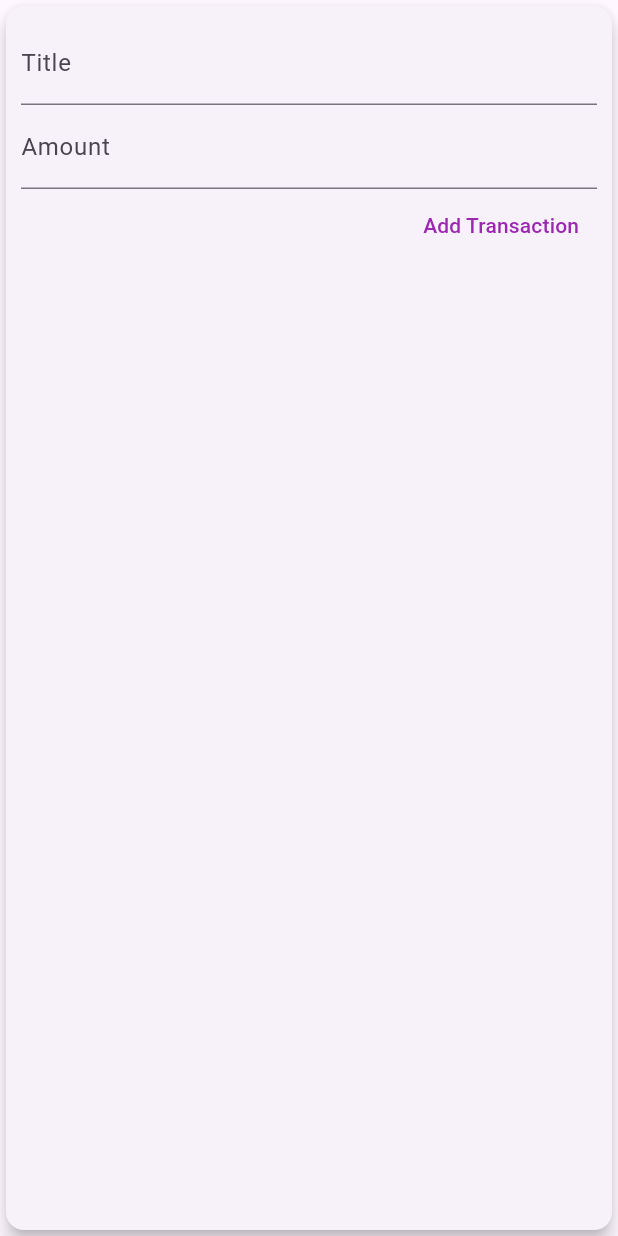
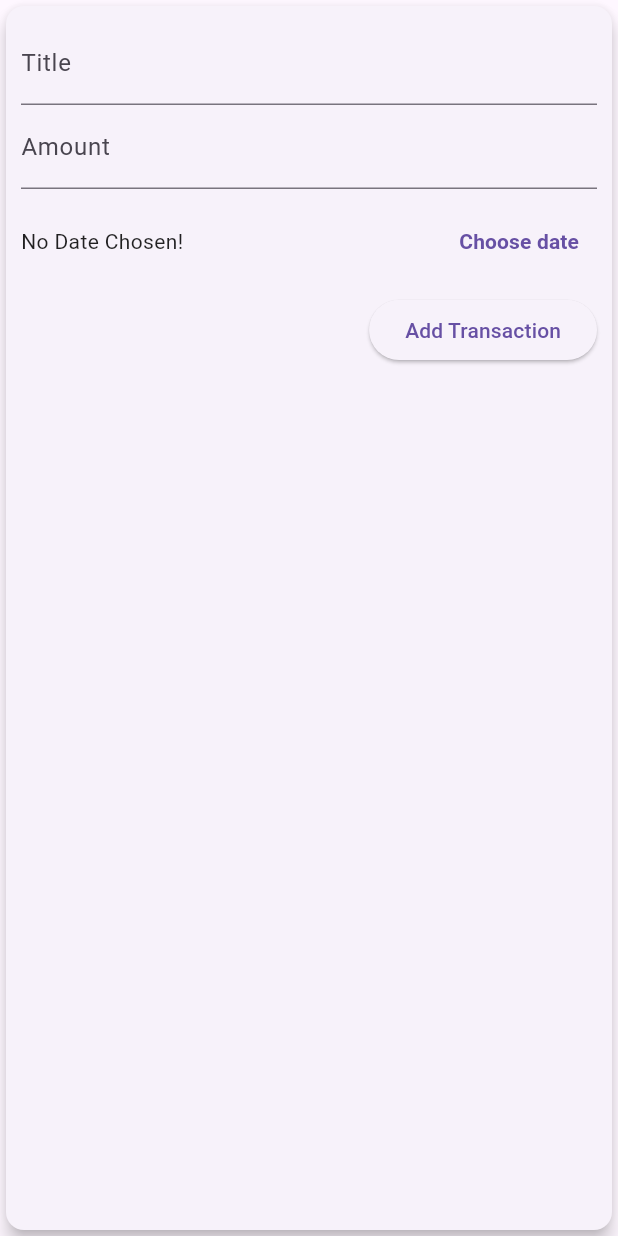
Before and after one commit to dmk1111/flutter_expenses_app, a Flutter app: the NewTransaction widget shown alone on an empty page, opened directly with empty values, after a tap on "Add Transaction", on a phone screen of 412 x 824 dp. Run offline on Flutter 3.47's test engine with Material 2 defaults, Android fonts, the phone set to English and light mode, and no system bars.

Commit message:
add datepicker to select dates

```diff
--- a/lib/main.dart
+++ b/lib/main.dart
@@ -82,11 +82,11 @@
         .toList();
   }
 
-  void _addNewTransaction(String title, double amount) {
+  void _addNewTransaction(String title, double amount, DateTime newDate) {
     final newTx = Transaction(
       title: title,
       amount: amount,
-      date: DateTime.now(),
+      date: newDate,
       id: DateTime.now().toString(),
     );
 
--- a/lib/widgets/new_transaction.dart
+++ b/lib/widgets/new_transaction.dart
@@ -1,7 +1,8 @@
 import 'package:flutter/material.dart';
+import 'package:intl/intl.dart';
 
 class NewTransaction extends StatefulWidget {
-  final void Function(String, double) addCallback;
+  final void Function(String, double, DateTime) addCallback;
   NewTransaction({super.key, required this.addCallback});
 
   @override
@@ -9,24 +10,41 @@
 }
 
 class _NewTransactionState extends State<NewTransaction> {
-  final titleController = TextEditingController();
-
-  final amountController = TextEditingController();
+  final _titleController = TextEditingController();
+  final _amountController = TextEditingController();
+  DateTime? _selectedDate;
 
   void _submitData() {
-    final enteredTitle = titleController.text;
-    final enteredAmount = double.parse(amountController.text);
+    if (_amountController.text.isEmpty) {
+      return;
+    }
+    final enteredTitle = _titleController.text;
+    final enteredAmount = double.parse(_amountController.text);
 
-    if (enteredTitle.isEmpty || enteredAmount <= 0) {
+    if (enteredTitle.isEmpty || enteredAmount <= 0 || _selectedDate == null) {
       return;
     }
 
-    widget.addCallback(
-      enteredTitle,
-      enteredAmount,
-    );
+    widget.addCallback(enteredTitle, enteredAmount, _selectedDate!);
 
     Navigator.of(context).pop();
+  }
+
+  void _presentDatePicker() {
+    showDatePicker(
+      context: context,
+      initialDate: DateTime.now(),
+      firstDate: DateTime(2019),
+      lastDate: DateTime.now(),
+    ).then((pickedDate) {
+      if (pickedDate == null) {
+        return;
+      }
+
+      setState(() {
+        _selectedDate = pickedDate;
+      });
+    });
   }
 
   @override
@@ -40,7 +58,7 @@
             children: <Widget>[
               TextField(
                 decoration: InputDecoration(labelText: 'Title'),
-                controller: titleController,
+                controller: _titleController,
                 onSubmitted: (_) => _submitData,
                 // onChanged: (value) => _titleInput = value,
               ),
@@ -48,16 +66,35 @@
                 keyboardType:
                     const TextInputType.numberWithOptions(decimal: true),
                 decoration: InputDecoration(labelText: 'Amount'),
-                controller: amountController,
+                controller: _amountController,
                 onSubmitted: (_) => _submitData,
                 // onChanged: (value) => _amountInput = value,
               ),
-              TextButton(
+              Container(
+                height: 70,
+                child: Row(
+                  children: <Widget>[
+                    Expanded(
+                      child: Text(_selectedDate == null
+                          ? 'No Date Chosen!'
+                          : DateFormat.yMd().format(_selectedDate!)),
+                    ),
+                    TextButton(
+                      onPressed: _presentDatePicker,
+                      style: TextButton.styleFrom(
+                        foregroundColor: Theme.of(context).primaryColor,
+                      ),
+                      child: const Text(
+                        'Choose date',
+                        style: TextStyle(fontWeight: FontWeight.bold),
+                      ),
+                    )
+                  ],
+                ),
+              ),
+              ElevatedButton(
                 onPressed: _submitData,
                 child: Text('Add Transaction'),
-                style: TextButton.styleFrom(
-                  foregroundColor: Colors.purple,
-                ),
               )
             ]),
       ),
```
